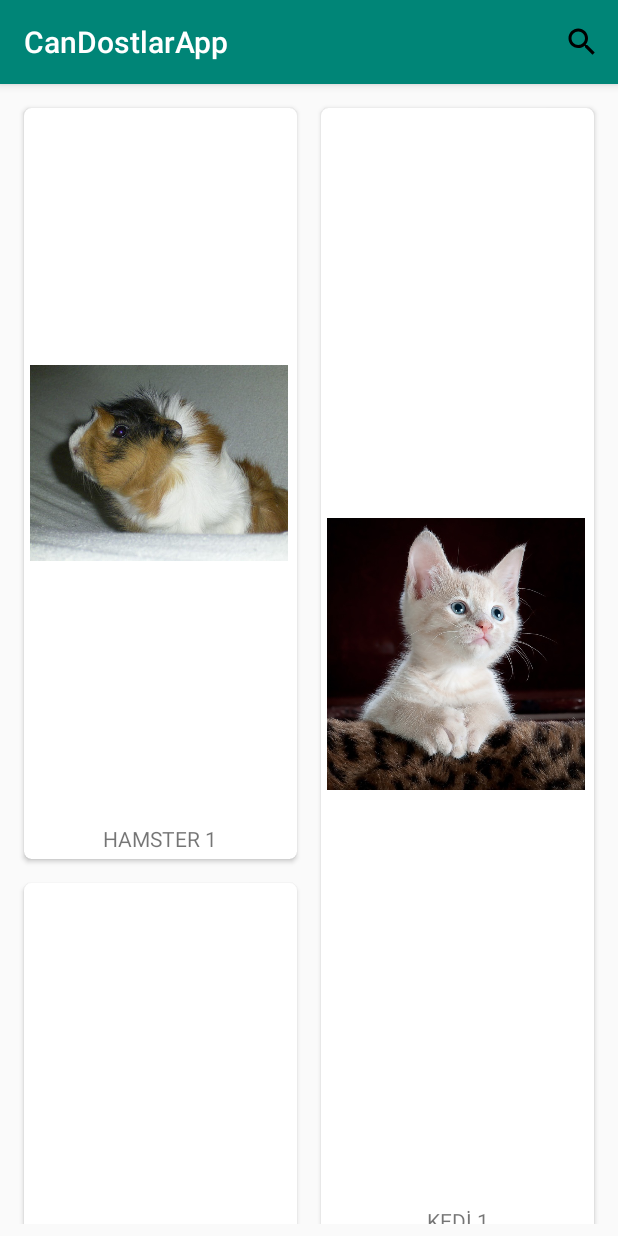
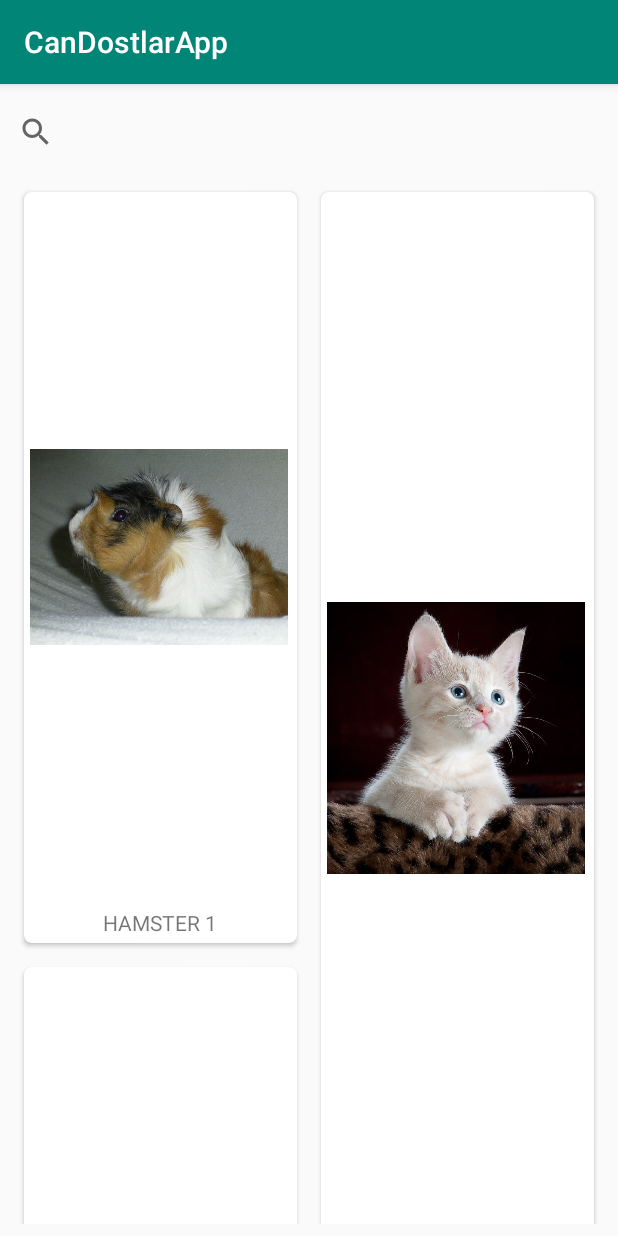
Before and after one commit to yunusbedir/CanDostlarApp, an Android app: the screen it shows after launch (MainActivity), on a phone screen of 412 x 824 dp. Run offline under Robolectric (Android 15) with nearby library versions, the phone set to English and light mode, and no system bars.

Commit message:
actionBar daki searchView kaldırıldı ve ConstraintLayout a eklendi.filter işlemleri filter helperda yapıldı.(SearchView,Filter,setOnQueryTextListener,)

```diff
--- a/app/src/main/java/com/example/yunus/candostlarapp/DostRecyclerViewAdapter.kt
+++ b/app/src/main/java/com/example/yunus/candostlarapp/DostRecyclerViewAdapter.kt
@@ -5,11 +5,15 @@ import android.support.v7.widget.RecyclerView
 import android.view.LayoutInflater
 import android.view.View
 import android.view.ViewGroup
+import android.widget.Filter
+import android.widget.Filterable
 import android.widget.Toast
 import kotlinx.android.synthetic.main.layout_dost.view.*
 import java.text.FieldPosition
 
-class DostRecyclerViewAdapter(var tumDostlar : ArrayList<Dost>) : RecyclerView.Adapter<DostRecyclerViewAdapter.DostViewHolder>() {
+class DostRecyclerViewAdapter(var tumDostlar : ArrayList<Dost>) : RecyclerView.Adapter<DostRecyclerViewAdapter.DostViewHolder>() ,Filterable{
+
+    var myFilter = FilterHelper(tumDostlar,this)
     override fun onCreateViewHolder(p0: ViewGroup, p1: Int): DostViewHolder {
         var inflater = LayoutInflater.from(p0?.context)
         var tek_uye= inflater.inflate(R.layout.layout_dost,p0,false)
@@ -23,6 +27,14 @@ class DostRecyclerViewAdapter(var tumDostlar : ArrayList<Dost>) : RecyclerView.A
     override fun onBindViewHolder(p0: DostViewHolder, p1: Int) {
         var oAnOlusanDost =tumDostlar.get(p1)
         p0.setData(oAnOlusanDost,p1)
+    }
+
+    fun setFilter2(arrayList: ArrayList<Dost>) {
+        tumDostlar = arrayList
+    }
+
+    override fun getFilter(): Filter {
+        return myFilter
     }
 
     class DostViewHolder(tek_uye : View) : RecyclerView.ViewHolder(tek_uye){
@@ -39,7 +51,7 @@ class DostRecyclerViewAdapter(var tumDostlar : ArrayList<Dost>) : RecyclerView.A
             }
         }
     }
-
+/*
     fun setFilter(arananlar : ArrayList<Dost>){
         tumDostlar = ArrayList<Dost>()
 
@@ -47,4 +59,5 @@ class DostRecyclerViewAdapter(var tumDostlar : ArrayList<Dost>) : RecyclerView.A
         notifyDataSetChanged()
 
     }
+    */
 }
--- a/app/src/main/java/com/example/yunus/candostlarapp/MainActivity.kt
+++ b/app/src/main/java/com/example/yunus/candostlarapp/MainActivity.kt
@@ -7,7 +7,7 @@ import android.view.Menu
 import android.widget.SearchView
 import kotlinx.android.synthetic.main.activity_main.*
 
-class MainActivity : AppCompatActivity(),SearchView.OnQueryTextListener {
+class MainActivity : AppCompatActivity(){//,SearchView.OnQueryTextListener {
 
     var tumDostlar= ArrayList<Dost>()
     lateinit var myAdapter:DostRecyclerViewAdapter
@@ -23,8 +23,20 @@ class MainActivity : AppCompatActivity(),SearchView.OnQueryTextListener {
 
         var myLayoutManager = StaggeredGridLayoutManager(2,StaggeredGridLayoutManager.VERTICAL)
         recyclerviewDostlar.layoutManager=myLayoutManager
+
+        searchViewDost.setOnQueryTextListener(object : SearchView.OnQueryTextListener{
+            override fun onQueryTextSubmit(p0: String?): Boolean {
+                return false
+            }
+
+            override fun onQueryTextChange(p0: String?): Boolean {
+                myAdapter.filter.filter(p0)
+                return false
+            }
+
+        })
     }
-
+/*
     override fun onCreateOptionsMenu(menu: Menu?): Boolean {
         //menuyu inflate edip uygulamaya ekliyoruz
         menuInflater.inflate(R.menu.filtre_menu,menu)
@@ -54,6 +66,8 @@ class MainActivity : AppCompatActivity(),SearchView.OnQueryTextListener {
         myAdapter.setFilter(arananlar)
         return true
     }
+*/
+
 
     private fun veriKaynagiDoldur() {
         var dostAdlari= arrayOf("HAMSTER 1" , "KEDİ 1", "KEDİ 2","KEDİ 3","KEDİ 4","KÖPEK 1","KÖPEK 2","KÖPEK 3","KÖPEK 4")
--- a/app/src/main/res/layout/activity_main.xml
+++ b/app/src/main/res/layout/activity_main.xml
@@ -7,10 +7,16 @@
         android:layout_height="match_parent"
         tools:context=".MainActivity">
 
+    <SearchView
+            android:layout_width="0dp"
+            android:layout_height="wrap_content" android:layout_marginTop="8dp"
+            app:layout_constraintTop_toTopOf="parent" android:id="@+id/searchViewDost"
+            app:layout_constraintStart_toStartOf="parent" app:layout_constraintEnd_toEndOf="parent"/>
     <android.support.v7.widget.RecyclerView
             android:layout_width="match_parent"
-            android:layout_height="match_parent" app:layout_constraintTop_toTopOf="parent"
+            android:layout_height="0dp"
             app:layout_constraintStart_toStartOf="parent" app:layout_constraintBottom_toBottomOf="parent"
-            app:layout_constraintEnd_toEndOf="parent" android:layout_marginTop="8dp" android:layout_marginStart="8dp"
-            android:layout_marginBottom="8dp" android:layout_marginEnd="8dp" android:id="@+id/recyclerviewDostlar"/>
+            app:layout_constraintEnd_toEndOf="parent" android:layout_marginStart="8dp"
+            android:layout_marginBottom="8dp" android:layout_marginEnd="8dp" android:id="@+id/recyclerviewDostlar"
+            android:layout_marginTop="8dp" app:layout_constraintTop_toBottomOf="@+id/searchViewDost"/>
 </android.support.constraint.ConstraintLayout>
```
Also changed, not shown: app/src/main/java/com/example/yunus/candostlarapp/FilterHelper.kt (added, +36 -0 lines).
